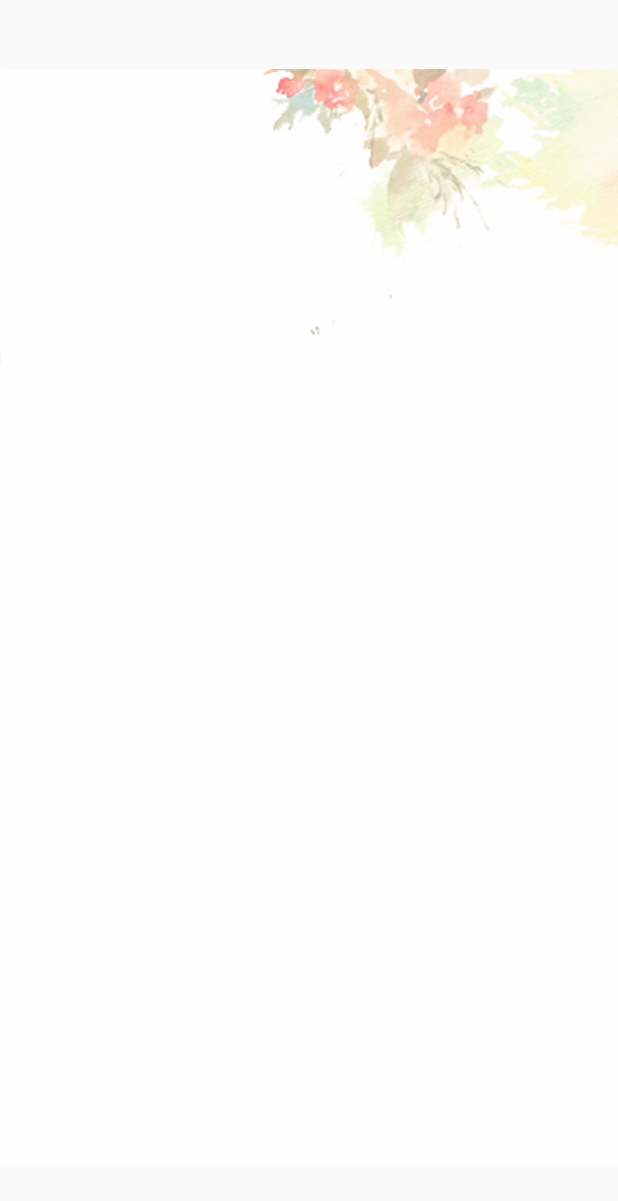
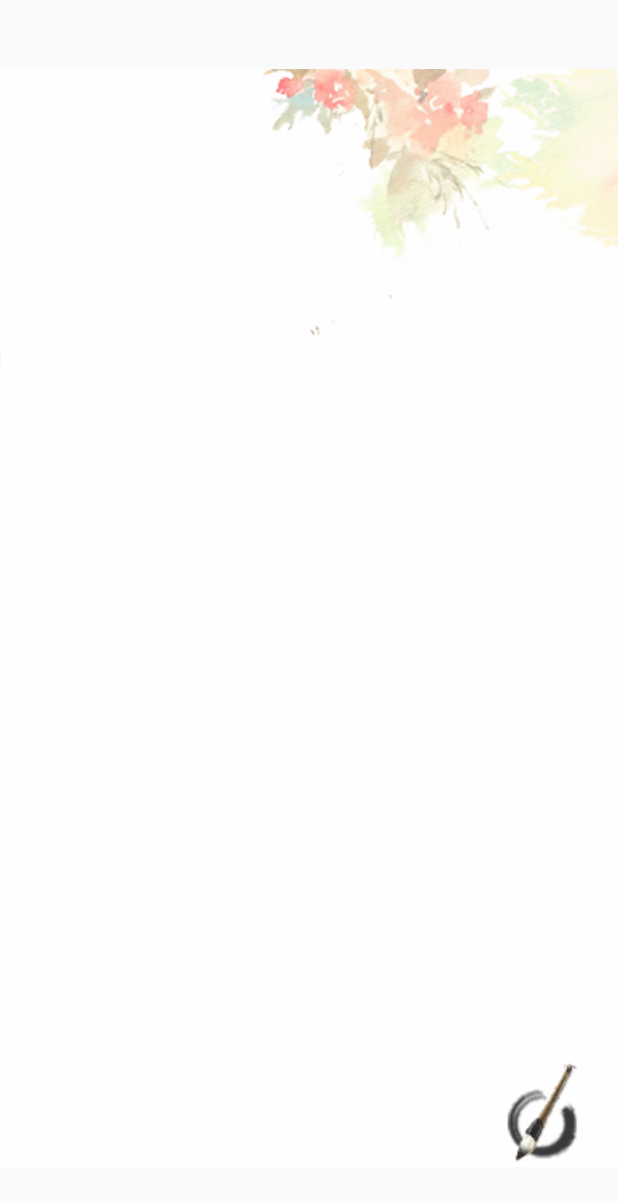
Before and after one commit to DaddyTrap/ADream, an Android app: the layout fragment_miaobi.xml on its own in the app's theme, with its tools: preview values and no code run, on a phone screen of 412 x 824 dp. Shown: the top 1201 px of the screen. Run offline under Robolectric (Android 15) with nearby library versions, the phone set to English and light mode, and no system bars; plain views replace CropImageView; Roboto replaces fonts that are not available here.

Commit message:
:lipstick: 微调UI

```diff
--- a/app/src/main/java/io/github/daddytrap/adream/activity/MainActivity.java
+++ b/app/src/main/java/io/github/daddytrap/adream/activity/MainActivity.java
@@ -349,6 +349,7 @@ public class MainActivity extends AppCompatActivity implements SensorEventListen
         blinkAnimation.setRepeatCount(Animation.INFINITE);
         upIcon.startAnimation(blinkAnimation);
 
+        // TODO: 判断今天是否已经摇签
         boolean shouldYaoqian = true;
         if (shouldYaoqian) {
             changeViewState(ViewState.Yaoqian);
--- a/app/src/main/java/io/github/daddytrap/adream/activity/StartupActivity.java
+++ b/app/src/main/java/io/github/daddytrap/adream/activity/StartupActivity.java
@@ -67,6 +67,7 @@ public class StartupActivity extends AppCompatActivity {
             public void run() {
                 Intent intent = new Intent(StartupActivity.this, MainActivity.class);
                 startActivity(intent);
+                StartupActivity.this.finish();
             }
         }, 2000);
     }
--- a/app/src/main/res/layout/fragment_miaobi.xml
+++ b/app/src/main/res/layout/fragment_miaobi.xml
@@ -15,4 +15,13 @@
         android:src="@mipmap/miaobi_background"
         app:crop="centerTop"/>
 
+    <ImageView
+        android:layout_width="80dp"
+        android:layout_height="80dp"
+        app:layout_constraintRight_toRightOf="parent"
+        app:layout_constraintBottom_toBottomOf="parent"
+        android:src="@mipmap/miaobi_new"
+        android:layout_marginRight="10dp"
+        android:layout_marginBottom="40dp"/>
+
 </android.support.constraint.ConstraintLayout>
```
Also changed, not shown: app/src/main/res/layout/activity_main.xml (+5 -2 lines), app/src/main/res/mipmap-xxxhdpi/miaobi_new.png (added).
